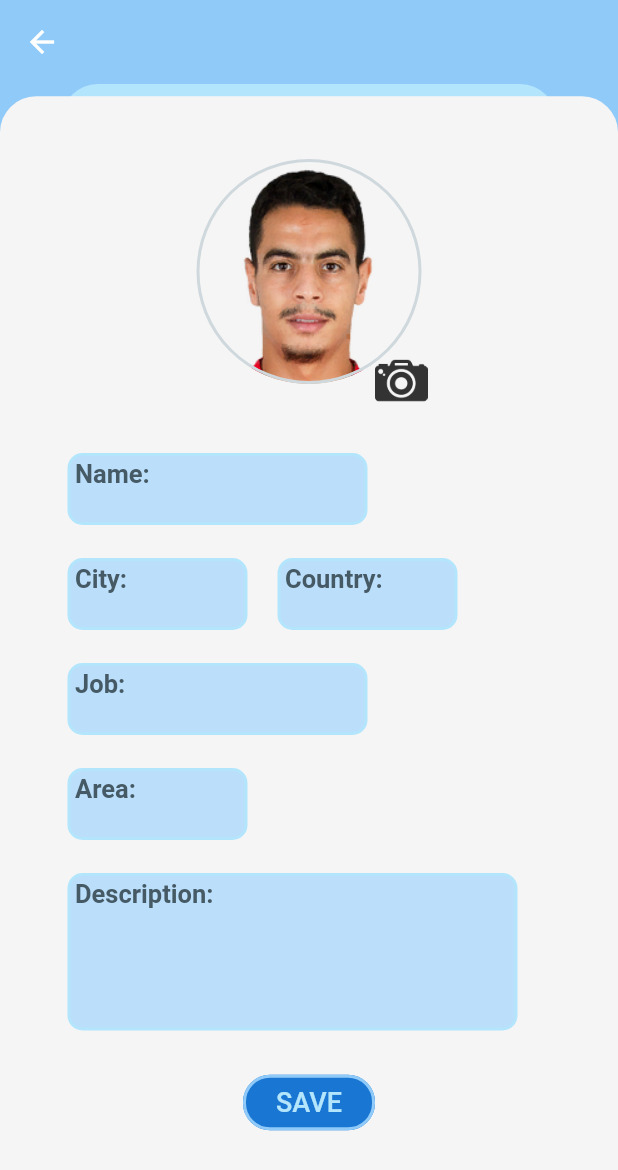
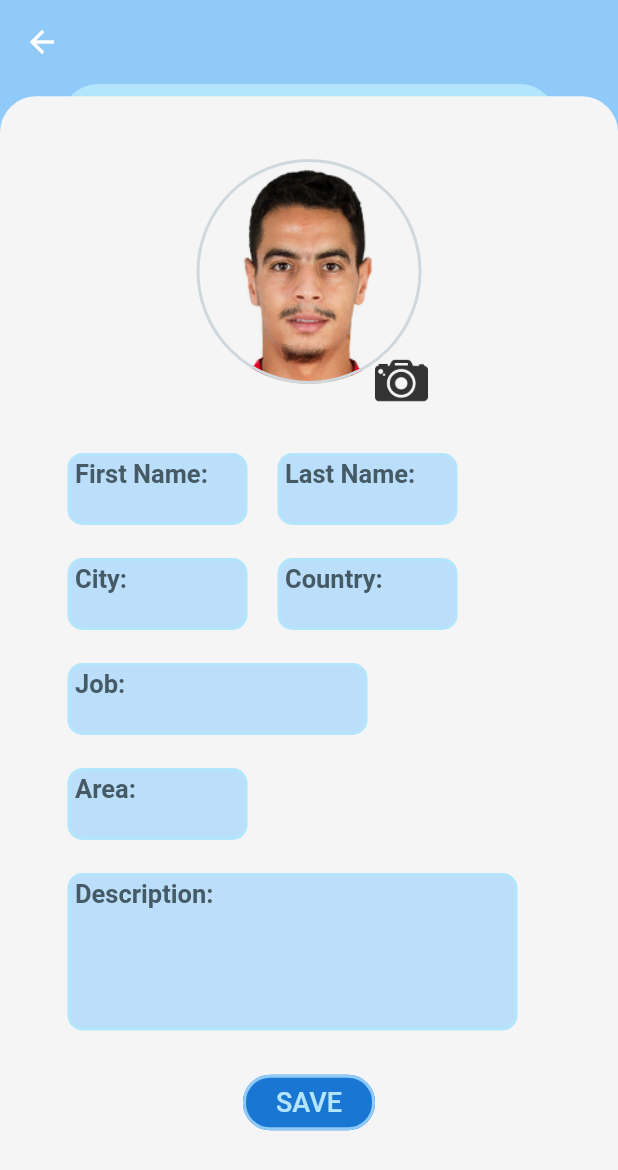
Before and after one commit to CoDyPhin/FEUP-ESOF, a Flutter app: the editProfileData screen opened directly, on a phone screen of 412 x 824 dp. Shown: the top 1170 px of the screen. Run offline on Flutter 3.47's test engine with Material 2 defaults, Android fonts, the phone set to English and light mode, and no system bars; our stand-ins replace cloud_firestore, curved_navigation_bar, firebase_auth, firebase_core, flutter_spinkit; accounts and stored records are empty; Roboto replaces fonts that are missing (nunito).

```diff
--- a/confmate/lib/view/profilePage.dart
+++ b/confmate/lib/view/profilePage.dart
@@ -1,14 +1,25 @@
+import 'dart:async';
+
 import 'package:confmate/controller/authentication.dart';
 import 'package:confmate/controller/FirestoreController.dart';
 import 'package:confmate/main.dart';
+import 'package:firebase_auth/firebase_auth.dart';
 import 'package:flutter/material.dart';
 import 'package:flutter_spinkit/flutter_spinkit.dart';
+import 'package:cloud_firestore/cloud_firestore.dart';
 
 import '../model/Profile.dart';
 
 import 'package:provider/provider.dart';
 
 Profile profile;
+String _firstname;
+String _lastname;
+String _city;
+String _country;
+String _job;
+String _area;
+String _description;
 
 class ProfilePage extends StatefulWidget {
   final FirestoreController _firestore;
@@ -37,6 +48,15 @@ class _ProfilePageState extends State<ProfilePage> {
       showLoadingIndicator = showIndicator;
     });
     profile = await widget._firestore.getUser(this._firebaseUser.email);
+
+    _firstname = profile.firstname;
+    _lastname = profile.lastname;
+    _city = profile.city;
+    _country = profile.country;
+    _job = profile.job;
+    _area = profile.area;
+    _description = profile.description;
+
     if (this.mounted)
       setState(() {
         showLoadingIndicator = false;
@@ -96,7 +116,10 @@ class _ProfilePageState extends State<ProfilePage> {
                             Navigator.push(
                                 context,
                                 MaterialPageRoute(
-                                    builder: (context) => editProfileData()));
+                                    builder: (context) =>
+                                        editProfileData())).then((value) {
+                              setState(() {});
+                            });
                           },
                         ),
                         decoration: BoxDecoration(
@@ -107,7 +130,7 @@ class _ProfilePageState extends State<ProfilePage> {
                     top: 270.0,
                     child: Container(
                       child: Text(
-                        profile.firstname + ' ' + profile.lastname,
+                        _firstname + ' ' + _lastname,
                         style: TextStyle(
                             fontFamily: 'nunito',
                             fontSize: 25.0,
@@ -119,7 +142,7 @@ class _ProfilePageState extends State<ProfilePage> {
                     top: 305.0,
                     child: Container(
                       child: Text(
-                        profile.job,
+                        _job,
                         style: TextStyle(
                             fontFamily: 'nunito',
                             fontSize: 20.0,
@@ -135,7 +158,7 @@ class _ProfilePageState extends State<ProfilePage> {
                       height: 260.0,
                       width: 225.0,
                       child: Text(
-                        profile.description,
+                        _description,
                         style: TextStyle(fontSize: 20),
                         textAlign: TextAlign.center,
                       ),
@@ -154,7 +177,7 @@ class _ProfilePageState extends State<ProfilePage> {
                               color: Colors.grey[400],
                             ),
                             Text(
-                              profile.city + ", " + profile.country,
+                              _city + ", " + _country,
                               style: TextStyle(
                                   fontSize: 17, color: Colors.grey[400]),
                               textAlign: TextAlign.center,
@@ -170,7 +193,7 @@ class _ProfilePageState extends State<ProfilePage> {
                               color: Colors.grey[400],
                             ),
                             Text(
-                              profile.area,
+                              _area,
                               style: TextStyle(
                                   fontSize: 17, color: Colors.grey[400]),
                               textAlign: TextAlign.center,
@@ -205,13 +228,23 @@ class editProfileData extends StatefulWidget {
 }
 
 class _editProfileDataState extends State<editProfileData> {
-  String _name, _city, _country, _job, _area, _description;
-  final nameEditingController = TextEditingController();
+  final firstnameEditingController = TextEditingController();
+  final lastnameEditingController = TextEditingController();
   final cityEditingController = TextEditingController();
   final countryEditingController = TextEditingController();
   final jobEditingController = TextEditingController();
   final areaEditingController = TextEditingController();
   final descriptionEditingController = TextEditingController();
+
+  void saveData() {
+    profile.reference.update({"firstname": _firstname});
+    profile.reference.update({'lastname': _lastname});
+    profile.reference.update({'city': _city});
+    profile.reference.update({'country': _country});
+    profile.reference.update({'job': _job});
+    profile.reference.update({'area': _area});
+    profile.reference.update({'description': _description});
+  }
 
   @override
   Widget build(BuildContext context) {
@@ -282,13 +315,14 @@ class _editProfileDataState extends State<editProfileData> {
                     //atualizar imagem
                   },
                 )),
-            //Name
+
+            //First Name
             Positioned(
                 left: 45,
                 top: 246.0,
                 child: Container(
                     height: 48.0,
-                    width: 200.0,
+                    width: 120.0,
                     decoration: BoxDecoration(
                       color: Colors.blue[100],
                       border:
@@ -298,33 +332,71 @@ class _editProfileDataState extends State<editProfileData> {
             Positioned(
                 left: 50,
                 top: 250.0,
-              child: Container(
                 child: Text(
-                "Name:",
+                  "First Name:",
                   style: TextStyle(
                       fontFamily: 'nunito',
                       fontSize: 17.0,
                       fontWeight: FontWeight.bold,
                       color: Colors.blueGrey[700]),
                 )),
-            ),
             Positioned(
               left: 50,
-              width: 190.0,
+              width: 110.0,
               height: 40.0,
               top: 260.0,
               child: TextField(
-                controller: nameEditingController,
+                controller: firstnameEditingController,
                 onChanged: (text) {
                   this.setState(() {
-                    _name = text;
+                    _firstname = text;
                   });
                 },
                 decoration: InputDecoration(
-                    border: InputBorder.none,
-                    hintText: profile.firstname + ' ' + profile.lastname),
+                    border: InputBorder.none, hintText: _firstname),
               ),
             ),
+            //Last Name
+            Positioned(
+                left: 185,
+                top: 246.0,
+                child: Container(
+                    height: 48.0,
+                    width: 120.0,
+                    decoration: BoxDecoration(
+                      color: Colors.blue[100],
+                      border:
+                          Border.all(color: Colors.lightBlue[100], width: 2),
+                      borderRadius: BorderRadius.circular(10.0),
+                    ))),
+            Positioned(
+                left: 190,
+                top: 250.0,
+                child: Text(
+                  "Last Name:",
+                  style: TextStyle(
+                      fontFamily: 'nunito',
+                      fontSize: 17.0,
+                      fontWeight: FontWeight.bold,
+                      color: Colors.blueGrey[700]),
+                )),
+            Positioned(
+              left: 190,
+              width: 110.0,
+              height: 40.0,
+              top: 260.0,
+              child: TextField(
+                controller: lastnameEditingController,
+                onChanged: (text) {
+                  this.setState(() {
+                    _lastname = text;
+                  });
+                },
+                decoration: InputDecoration(
+                    border: InputBorder.none, hintText: _lastname),
+              ),
+            ),
+
             //City
             Positioned(
                 left: 45,
@@ -355,8 +427,14 @@ class _editProfileDataState extends State<editProfileData> {
               height: 40.0,
               top: 330.0,
               child: TextField(
-                decoration: InputDecoration(
-                    border: InputBorder.none, hintText: profile.city),
+                controller: cityEditingController,
+                onChanged: (text) {
+                  this.setState(() {
+                    _city = text;
+                  });
+                },
+                decoration:
+                    InputDecoration(border: InputBorder.none, hintText: _city),
               ),
             ),
             //Country
@@ -389,8 +467,14 @@ class _editProfileDataState extends State<editProfileData> {
               height: 40.0,
               top: 330.0,
               child: TextField(
+                controller: countryEditingController,
+                onChanged: (text) {
+                  this.setState(() {
+                    _country = text;
+                  });
+                },
                 decoration: InputDecoration(
-                    border: InputBorder.none, hintText: profile.country),
+                    border: InputBorder.none, hintText: _country),
               ),
             ),
             //Job
@@ -423,8 +507,14 @@ class _editProfileDataState extends State<editProfileData> {
               height: 40.0,
               top: 400.0,
               child: TextField(
-                decoration: InputDecoration(
-                    border: InputBorder.none, hintText: profile.job),
+                controller: jobEditingController,
+                onChanged: (text) {
+                  this.setState(() {
+                    _job = text;
+                  });
+                },
+                decoration:
+                    InputDecoration(border: InputBorder.none, hintText: _job),
               ),
             ),
             //Area
@@ -457,8 +547,14 @@ class _editProfileDataState extends State<editProfileData> {
               height: 40.0,
               top: 470.0,
               child: TextField(
-                decoration: InputDecoration(
-                    border: InputBorder.none, hintText: profile.area),
+                controller: areaEditingController,
+                onChanged: (text) {
+                  this.setState(() {
+                    _area = text;
+                  });
+                },
+                decoration:
+                    InputDecoration(border: InputBorder.none, hintText: _area),
               ),
             ),
             //Description
@@ -491,6 +587,12 @@ class _editProfileDataState extends State<editProfileData> {
               height: 100.0,
               top: 540.0,
               child: TextFormField(
+                controller: descriptionEditingController,
+                onChanged: (text) {
+                  this.setState(() {
+                    _description = text;
+                  });
+                },
                 //textAlignVertical: TextAlignVertical.top,
                 expands: true,
                 maxLines: null,
@@ -499,7 +601,7 @@ class _editProfileDataState extends State<editProfileData> {
                     border: InputBorder.none,
                     //hintMaxLines: 5,
                     //alignLabelWithHint: true,
-                    hintText: profile.description),
+                    hintText: _description),
               ),
             ),
             Positioned(
@@ -511,7 +613,10 @@ class _editProfileDataState extends State<editProfileData> {
                 color: Colors.blue[700],
                 textColor: Colors.lightBlue[100],
                 padding: EdgeInsets.all(8.0),
-                onPressed: () {},
+                onPressed: () {
+                  saveData();
+                  Navigator.pop(context);
+                },
                 child: Text(
                   "SAVE",
                   style: TextStyle(
```
Lines whose indentation alone changed are shown as unchanged.
